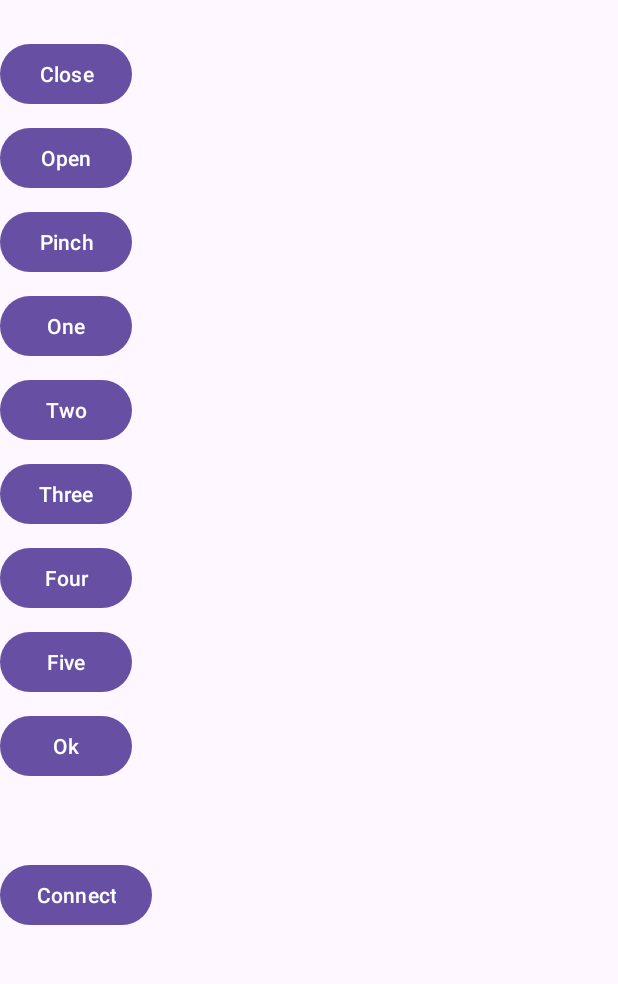
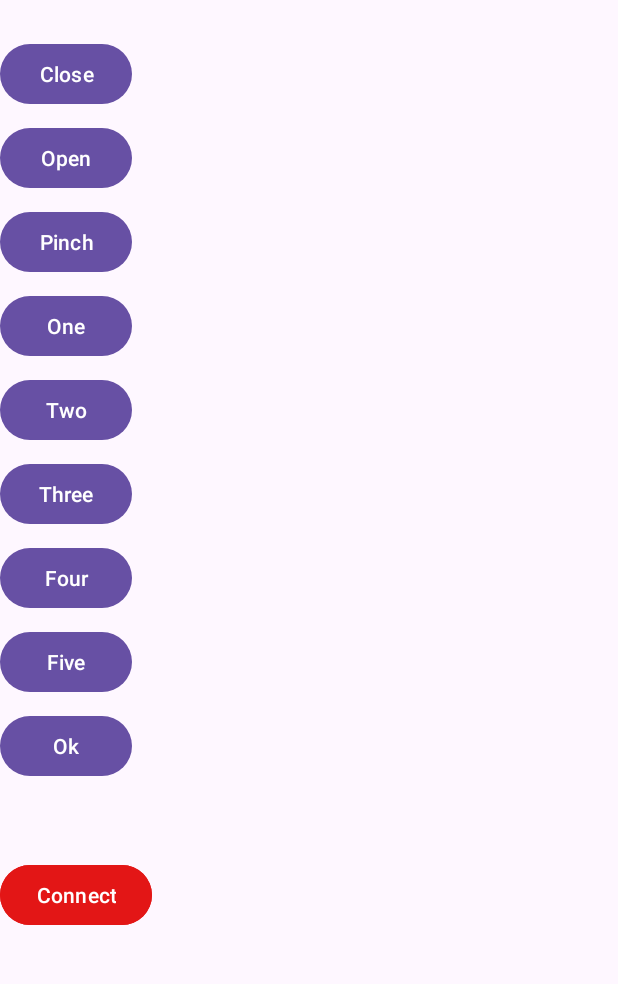
Before and after one commit to reivaxy/kinetix, an Android app: the screen it shows after launch (MainActivity), on a phone screen of 412 x 824 dp, the part 70-1054 px from its top. Run offline under Robolectric (Android 15) with nearby library versions, the phone set to English and light mode, and no system bars; our stand-ins replace navigation-ui.

Commit message:
Connect button red/green

```diff
--- a/Apps/Android/app/src/main/res/layout/fragment_first.xml
+++ b/Apps/Android/app/src/main/res/layout/fragment_first.xml
@@ -121,6 +121,7 @@
             android:layout_width="wrap_content"
             android:layout_height="wrap_content"
             android:layout_marginBottom="8dp"
+            android:backgroundTint="@color/red"
             android:text="@string/connect"
             app:layout_constraintBottom_toBottomOf="parent"
             tools:layout_editor_absoluteX="135dp" />
--- a/Apps/Android/app/src/main/res/values/strings.xml
+++ b/Apps/Android/app/src/main/res/values/strings.xml
@@ -14,5 +14,7 @@
     <string name="ok">Ok</string>
     <string name="fu">Fuck you</string>
     <string name="connect">Connect</string>
-
+    <string name="connected">Connected</string>
+    <color name="red">#E31616</color>
+    <color name="green">#FF3CE316</color>
 </resources>
```
Also changed, not shown: Apps/Android/app/src/main/java/fr/reivaxy/kinetix/FirstFragment.java (+15 -9 lines).
